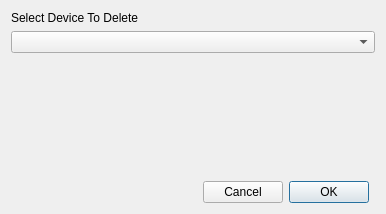
Above: Graffik/gui/core/Dialogs/deletedevicedialog.ui from DynamicPerception/Graffik_Legacy before the change. Below: the same form after it.
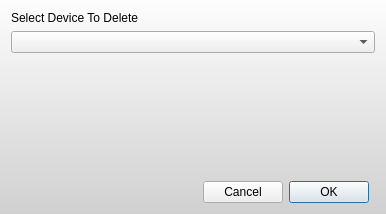
That is the form after the change.

```diff
--- a/Graffik/gui/core/Dialogs/deletedevicedialog.ui
+++ b/Graffik/gui/core/Dialogs/deletedevicedialog.ui
@@ -13,6 +13,11 @@
   <property name="windowTitle">
    <string>Delete Device</string>
   </property>
+  <property name="styleSheet">
+   <string notr="true">#DeleteDeviceDialog {
+background-color: qlineargradient(spread:pad, x1:0, y1:0, x2:0, y2:1, stop:0 rgba(253, 253, 253, 255), stop:1 rgba(208, 208, 208, 255));
+}</string>
+  </property>
   <layout class="QGridLayout" name="gridLayout">
    <item row="0" column="0" colspan="3">
     <widget class="QLabel" name="label">
```
